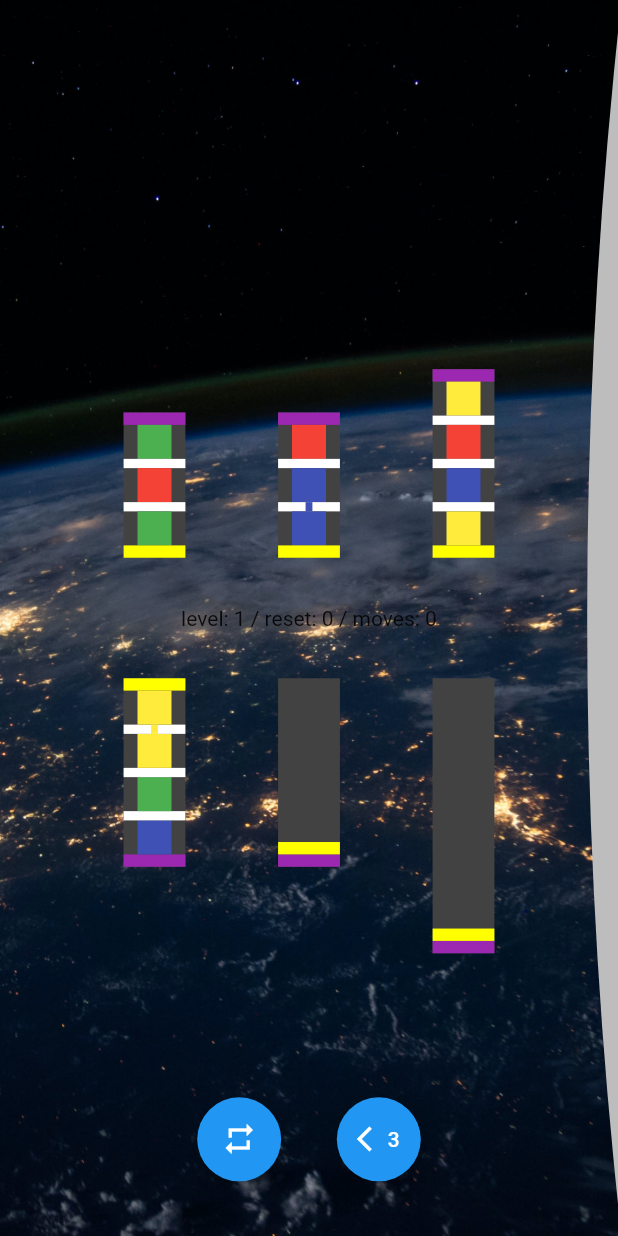
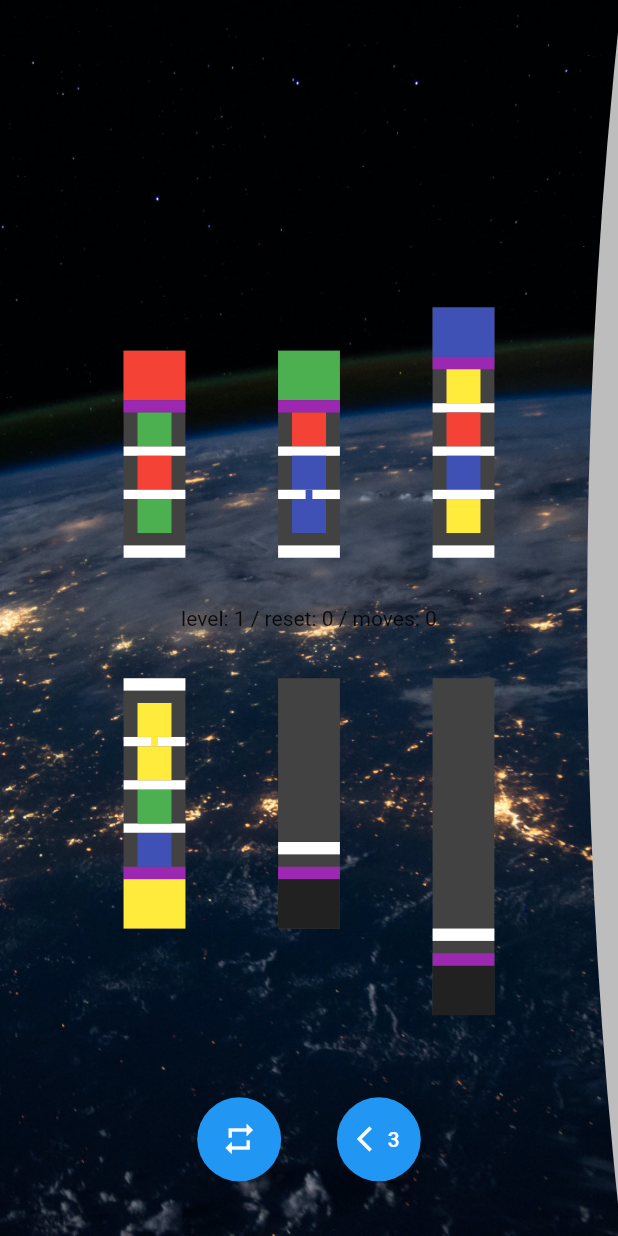
Before and after one commit to Ridgebeck/ship-it, a Flutter app: the PuzzlePage screen opened directly, on a phone screen of 412 x 824 dp. Run offline on Flutter 3.47's test engine with Material 2 defaults, Android fonts, the phone set to English and light mode, and no system bars; our stand-ins replace cloud_firestore, equatable, firebase_analytics, firebase_auth, firebase_core, rive and 1 more; missing offline and left inert: cloud_firestore_web, dart:html, firebase_analytics_web, firebase_auth_web, firebase_core_web, shared_preferences_web; accounts and stored records are empty; network calls fail; statements that could not run were skipped.

Commit message:
Add ship color to top of each section

```diff
--- a/lib/puzzle/view/puzzle_page.dart
+++ b/lib/puzzle/view/puzzle_page.dart
@@ -24,7 +24,8 @@ import '../widgets/start_dialog.dart';
 Artboard? artboard;
 Artboard? artboardShip;
 Artboard? artboardShip180;
-//Artboard? artboardLid;
+
+Map<int, Artboard> shipArtboards = {};
 
 void sharedPrefInit(context) async {
   try {
@@ -99,10 +100,14 @@ class _PuzzlePageState extends State<PuzzlePage> with TickerProviderStateMixin {
     rootBundle.load('/rive/ship.riv').then((data) {
       final file = RiveFile.import(data);
 
-      print(file.artboards);
-      //artboardLid = file.artboards[0];
-      artboardShip180 = file.artboards[0]; //file.artboardByName("ship_180");
-      artboardShip = file.artboards[0]; //file.artboardByName("ship");
+      for (Artboard ab in file.artboards) {
+        // print(ab.name);
+        // print(ab.name[0]);
+        if (ab.name[0].contains(RegExp(r'[0-9]'))) {
+          shipArtboards[int.parse(ab.name[0])] = ab;
+        }
+        //artboards.add(ab);
+      } //file.artboardByName("ship_180");
       setState(() {});
     });
 
@@ -763,47 +768,47 @@ class ShipTugboatAndConnection extends StatelessWidget {
   }
 }
 
-List<Widget> _createEmptySpaces({
-  required int number,
-  required double contentWidth,
-  required bool withOtherContents,
-  isWarehouse = false,
-  isHazardMode = false,
-}) {
-  return List.generate(
-    number,
-    (index) => Column(
-      children: [
-        withOtherContents && index == 0
-            ? SizedBox(
-                height: kConnectorRatio * contentWidth,
-              )
-            : Container(),
-        Container(
-          width: contentWidth,
-          height: contentWidth,
-          decoration: BoxDecoration(
-            border: Border.all(color: Colors.grey[600]!),
-            //color: Colors.grey[600],
-          ),
-          child: isWarehouse && isHazardMode
-              ? FittedBox(
-                  child: Icon(
-                    Icons.no_cell_outlined,
-                    color: Colors.grey[800],
-                  ),
-                )
-              : null,
-        ),
-        index != number - 1
-            ? SizedBox(
-                height: kSmallGapRatio * contentWidth,
-              )
-            : Container(),
-      ],
-    ),
-  );
-}
+// List<Widget> _createEmptySpaces({
+//   required int number,
+//   required double contentWidth,
+//   required bool withOtherContents,
+//   isWarehouse = false,
+//   isHazardMode = false,
+// }) {
+//   return List.generate(
+//     number,
+//     (index) => Column(
+//       children: [
+//         withOtherContents && index == 0
+//             ? SizedBox(
+//                 height: kConnectorRatio * contentWidth,
+//               )
+//             : Container(),
+//         Container(
+//           width: contentWidth,
+//           height: contentWidth,
+//           decoration: BoxDecoration(
+//             border: Border.all(color: Colors.grey[600]!),
+//             //color: Colors.grey[600],
+//           ),
+//           child: isWarehouse && isHazardMode
+//               ? FittedBox(
+//                   child: Icon(
+//                     Icons.no_cell_outlined,
+//                     color: Colors.grey[800],
+//                   ),
+//                 )
+//               : null,
+//         ),
+//         index != number - 1
+//             ? SizedBox(
+//                 height: kSmallGapRatio * contentWidth,
+//               )
+//             : Container(),
+//       ],
+//     ),
+//   );
+// }
 
 class WarehouseWidget extends StatelessWidget {
   const WarehouseWidget({
@@ -857,13 +862,13 @@ class WarehouseWidget extends StatelessWidget {
                 contentWidth: contentWidth,
                 theme: Provider.of<AppState>(context, listen: true).puzzleTheme,
               ),
-              ..._createEmptySpaces(
-                number: blueprint.size - blueprint.containerContents.length,
-                contentWidth: contentWidth,
-                withOtherContents: blueprint.containerContents.isNotEmpty,
-                isWarehouse: true,
-                isHazardMode: levels[Provider.of<AppState>(context).currentLevel].isHazardMode,
-              ),
+              // ..._createEmptySpaces(
+              //   number: blueprint.size - blueprint.containerContents.length,
+              //   contentWidth: contentWidth,
+              //   withOtherContents: blueprint.containerContents.isNotEmpty,
+              //   isWarehouse: true,
+              //   isHazardMode: levels[Provider.of<AppState>(context).currentLevel].isHazardMode,
+              // ),
               SizedBox(height: width * kConnectorRatio),
             ],
           ),
@@ -908,20 +913,18 @@ class ShipWidget extends StatelessWidget {
     double shipHeight =
         blueprint.size * contentWidth + (blueprint.size - 1) * smallGap + 2 * loadingGap;
 
-    print(shipHeight / shipWidth);
-
     return Stack(
       clipBehavior: Clip.none,
       children: [
-        // Positioned(
-        //   top: shipHeight * 0.5,
-        //   left: (shipWidth - shipWidth * 0.4) / 2,
-        //   child: Container(
-        //     color: Colors.green,
-        //     height: shipWidth,
-        //     width: shipWidth * 0.4,
-        //   ),
-        // ),
+        Positioned(
+          top: shipHeight * 0.98,
+          left: (shipWidth - shipWidth * 0.4) / 2,
+          child: Container(
+            color: Colors.green,
+            height: shipWidth,
+            width: shipWidth * 0.4,
+          ),
+        ),
         Container(
           decoration: BoxDecoration(
             color: Colors.grey[800],
@@ -938,7 +941,7 @@ class ShipWidget extends StatelessWidget {
                 : null,
           ),
           width: shipWidth,
-          height: shipHeight,
+          height: shipHeight + shipWidth,
           child: Column(
             children: [
               // SizedBox(
@@ -946,24 +949,55 @@ class ShipWidget extends StatelessWidget {
               //       (kSmallGapRatio +
               //           (kMaxNumberOfContents - blueprint.size) * kContentWidthFactor),
               // ),
+
+              Container(
+                  color: blueprint.isWarehouse
+                      ? Colors.grey[900]
+                      : theme.colorPalette[blueprint.shipColorNumber!],
+                  height: 0.8 * shipWidth),
               Container(
                 height: loadingGap,
                 color: Colors.purple,
               ),
               ...contentWidgetList,
-              // ..._createEmptySpaces(
-              //   number: blueprint.size - blueprint.containerContents.length,
-              //   withOtherContents: blueprint.containerContents.isNotEmpty,
-              //   contentWidth: contentWidth,
-              // ),
-              Container(
+              SizedBox(
                 height: loadingGap,
-                color: Colors.yellowAccent,
               ),
-              //SizedBox(height: loadingGap),
+              Container(color: Colors.white, height: 0.2 * shipWidth),
             ],
           ),
         ),
+
+        shipArtboards[2] == null ||
+                shipArtboards[3] == null ||
+                shipArtboards[4] == null ||
+                shipArtboards[5] == null ||
+                shipArtboards[6] == null
+            ? Container()
+            : isTopRow
+                ? Column(
+                    children: [
+                      SizedBox(height: 0.8 * shipWidth),
+                      SizedBox(
+                        width: shipWidth,
+                        height: shipHeight,
+                        child: Rive(artboard: shipArtboards[blueprint.size]!),
+                      ),
+                      SizedBox(height: 0.2 * shipWidth),
+                    ],
+                  )
+                : Column(
+                    children: [
+                      SizedBox(height: 0.8 * shipWidth),
+                      SizedBox(
+                        width: shipWidth,
+                        height: shipHeight,
+                        child: Rive(artboard: shipArtboards[blueprint.size]!),
+                      ),
+                      SizedBox(height: 0.2 * shipWidth),
+                    ],
+                  ),
+
         // artboardShip == null || artboardShip180 == null
         //     ? Container()
         //     : isTopRow
@@ -977,23 +1011,6 @@ class ShipWidget extends StatelessWidget {
         //             height: shipHeight,
         //             child: Rive(artboard: artboardShip180!),
         //           ),
-
-        // Positioned.fill(
-        //   child: ClipPath(
-        //     clipper: BullsEyeClipper(
-        //       bullsEyes: blueprint.size,
-        //       width: shipWidth,
-        //       height: shipHeight,
-        //     ),
-        //     child: Container(
-        //       decoration: BoxDecoration(
-        //         gradient: LinearGradient(
-        //           colors: [Colors.white, Colors.grey[700]!],
-        //         ),
-        //       ),
-        //     ),
-        //   ),
-        // ),
       ],
     );
   }
@@ -1102,43 +1119,3 @@ class StationHoleClipper extends CustomClipper<Path> {
     return false;
   }
 }
-
-class BullsEyeClipper extends CustomClipper<Path> {
-  BullsEyeClipper({
-    required this.bullsEyes,
-    required this.width,
-    required this.height,
-  });
-
-  final int bullsEyes;
-  final double width;
-  final double height;
-
-  @override
-  getClip(Size size) {
-    Path path = Path();
-    for (int i = 0; i < bullsEyes; i++) {
-      path.addOval(Rect.fromCircle(
-        center: Offset(
-            // todo: remove 2 (border)
-            width / 2,
-            height -
-                (kConnectorRatio * width +
-                    kContentWidthFactor * width / 2 +
-                    i *
-                        (kContentWidthFactor * width +
-                            kConnectorRatio * kContentWidthFactor * width)) -
-                2),
-        radius: kContentWidthFactor * width / 2 * bullsEyeSizeFactor,
-      ));
-    }
-    path.addRect(Rect.fromLTWH(0.0, 0.0, size.width, size.height));
-    path.fillType = PathFillType.evenOdd;
-    return path;
-  }
-
-  @override
-  bool shouldReclip(covariant CustomClipper<Path> oldClipper) {
-    return false;
-  }
-}
```
Also changed, not shown: 4 other files.
